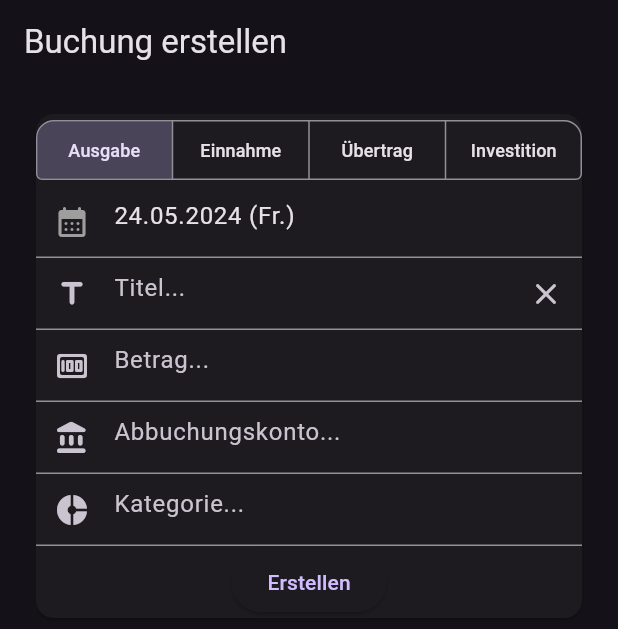
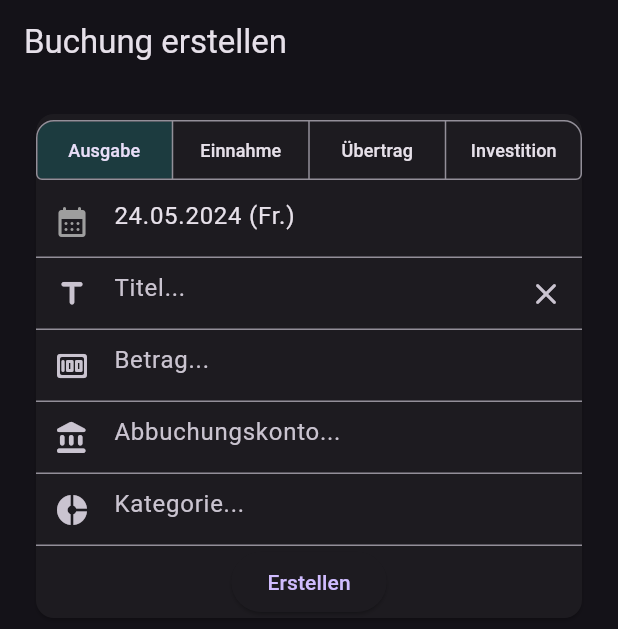
Before and after one commit to Marcel9494/Moneybook, a Flutter app: the screen it shows after launch, on a phone screen of 412 x 824 dp. Shown: the top 629 px of the screen. Run offline on Flutter 3.47's test engine with Material 3 defaults, Android fonts, the phone set to English and light mode, and no system bars; our stand-ins replace bloc, dartz, equatable, flutter_bloc, get_it, modal_bottom_sheet and 1 more; accounts and stored records are empty.

Commit message:
Allgemeines Dark Theme angelegt
- Allgemeines Dark Theme angelegt mit ersten Theme Daten für Buttons und DatePicker.
- Nicht mehr benötigte Stylings von Widgets entfernt.

```diff
--- /dev/null
+++ b/lib/core/theme/darkTheme.dart
@@ -0,0 +1,48 @@
+import 'package:flutter/material.dart';
+
+final darkTheme = ThemeData(
+  brightness: Brightness.dark,
+  outlinedButtonTheme: OutlinedButtonThemeData(
+    style: ButtonStyle(
+      foregroundColor: MaterialStateProperty.all<Color>(Colors.cyanAccent),
+    ),
+  ),
+  segmentedButtonTheme: SegmentedButtonThemeData(
+    style: ButtonStyle(
+      backgroundColor: MaterialStateProperty.resolveWith<Color>(
+        (Set<MaterialState> states) {
+          if (states.contains(MaterialState.selected)) {
+            return Colors.cyanAccent.withOpacity(0.14);
+          }
+          return Colors.transparent;
+        },
+      ),
+    ),
+  ),
+  datePickerTheme: DatePickerThemeData(
+    todayForegroundColor: MaterialStateProperty.resolveWith<Color>(
+      (Set<MaterialState> states) {
+        if (states.contains(MaterialState.selected)) {
+          return Colors.black87;
+        }
+        return Colors.cyanAccent;
+      },
+    ),
+    todayBackgroundColor: MaterialStateProperty.resolveWith<Color>(
+      (Set<MaterialState> states) {
+        if (states.contains(MaterialState.selected)) {
+          return Colors.cyanAccent;
+        }
+        return Colors.transparent;
+      },
+    ),
+    dayBackgroundColor: MaterialStateProperty.resolveWith<Color>(
+      (Set<MaterialState> states) {
+        if (states.contains(MaterialState.selected)) {
+          return Colors.cyanAccent;
+        }
+        return Colors.transparent;
+      },
+    ),
+  ),
+);
--- a/lib/features/bookings/presentation/pages/create_booking_page.dart
+++ b/lib/features/bookings/presentation/pages/create_booking_page.dart
@@ -38,7 +38,6 @@ class _CreateBookingPageState extends State<CreateBookingPage> {
           type: _bookingType.first,
           title: _titleController.text,
           date: dateFormatterDDMMYYYYEE.parse(_dateController.text),
-          // TODO hier weitermachen und allgemeines Theme anlegen und
           // TODO Money Value Object implementieren
           amount: formatMoneyAmountToDouble(_amountController.text),
           account: _accountController.text,
--- a/lib/features/bookings/presentation/widgets/buttons/grid_view_button.dart
+++ b/lib/features/bookings/presentation/widgets/buttons/grid_view_button.dart
@@ -23,9 +23,7 @@ class GridViewButton extends StatelessWidget {
       child: Text(
         text,
         textAlign: TextAlign.center,
-        style: const TextStyle(
-          fontSize: 14.0,
-        ),
+        style: const TextStyle(fontSize: 14.0),
       ),
     );
   }
--- a/lib/features/bookings/presentation/widgets/buttons/square_button.dart
+++ b/lib/features/bookings/presentation/widgets/buttons/square_button.dart
@@ -21,10 +21,7 @@ class SquareButton extends StatelessWidget {
       ),
       child: Text(
         text,
-        style: const TextStyle(
-          color: Colors.cyanAccent,
-          fontSize: 26.0,
-        ),
+        style: const TextStyle(fontSize: 26.0),
       ),
     );
   }
--- a/lib/main.dart
+++ b/lib/main.dart
@@ -4,6 +4,7 @@ import 'package:moneybook/features/bookings/presentation/pages/booking_list_page
 import 'package:moneybook/features/bookings/presentation/pages/create_booking_page.dart';
 
 import 'core/consts/route_consts.dart';
+import 'core/theme/darkTheme.dart';
 import 'injection_container.dart' as di;
 
 void main() {
@@ -21,9 +22,7 @@ class MyApp extends StatelessWidget {
       title: 'Moneybook',
       debugShowCheckedModeBanner: false,
       themeMode: ThemeMode.dark,
-      darkTheme: ThemeData(
-        brightness: Brightness.dark,
-      ),
+      darkTheme: darkTheme,
       theme: ThemeData(
         colorScheme: ColorScheme.fromSeed(seedColor: Colors.deepPurple),
         useMaterial3: true,
```
